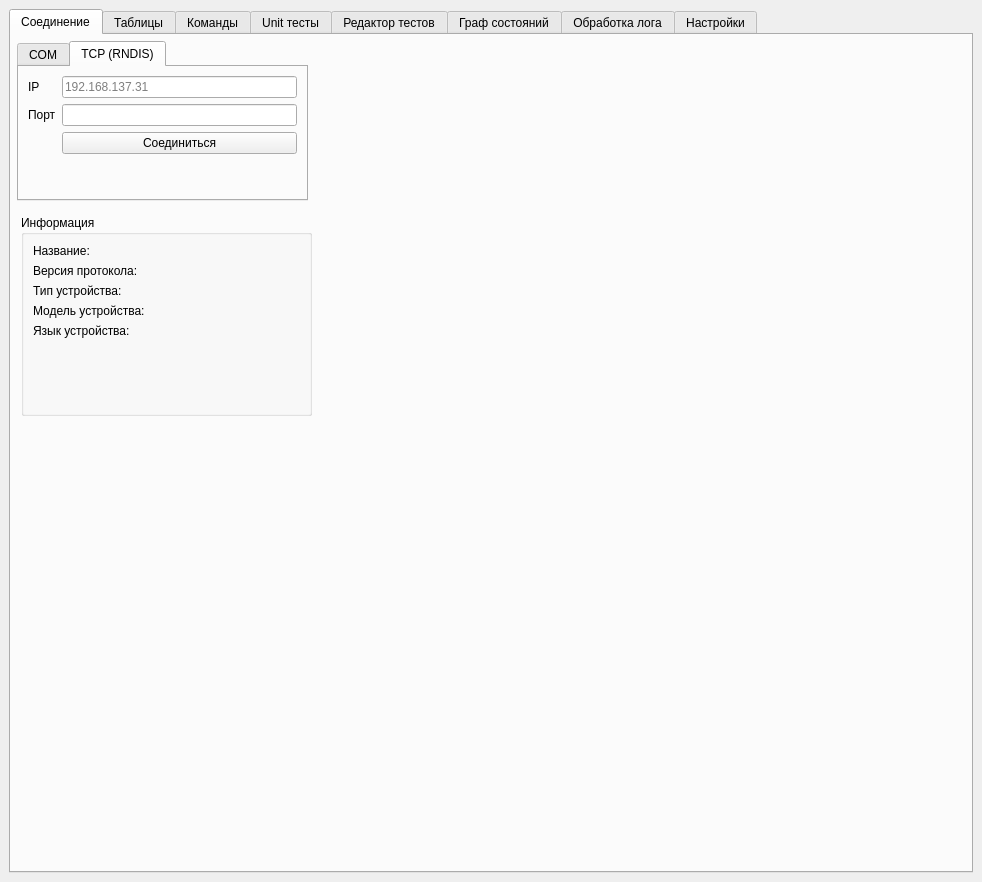
Megaxela/FRTester, file ui/mainwindow.ui: the form before one commit.
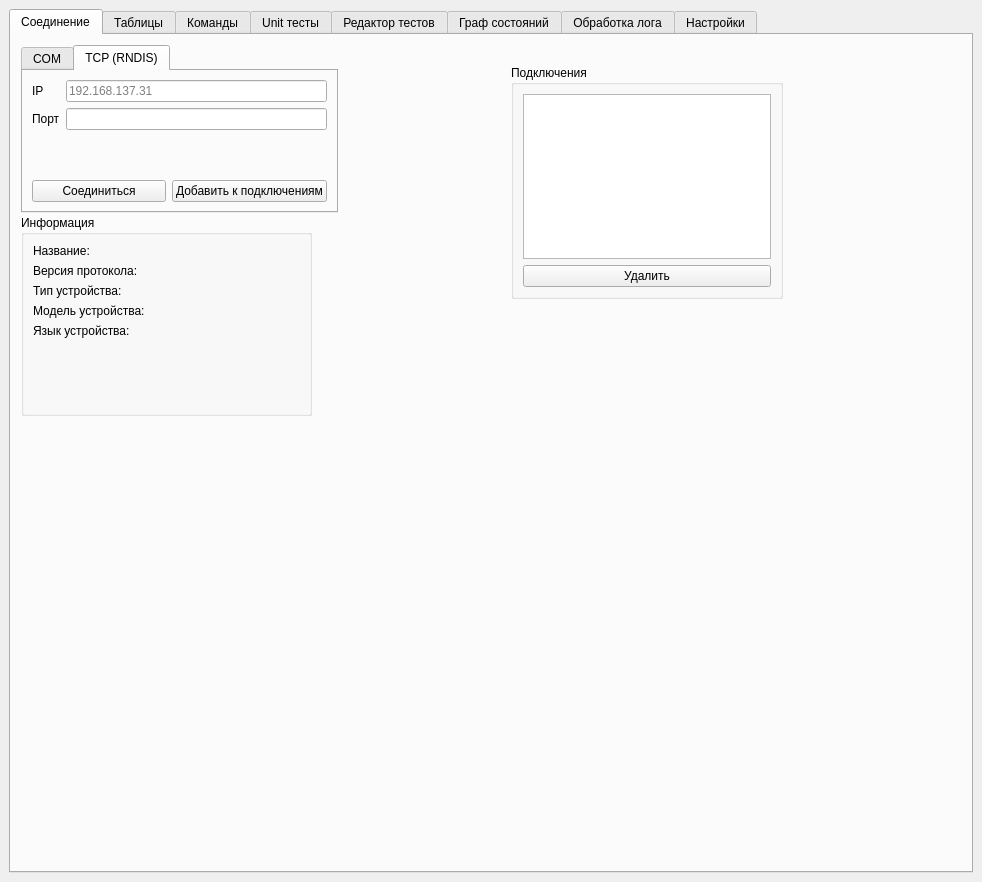
The form after the commit. The open tabs and pages were chosen to show the change. Custom widgets are drawn as their Qt base class.

```diff
--- a/ui/mainwindow.ui
+++ b/ui/mainwindow.ui
@@ -30,10 +30,10 @@
        <widget class="QTabWidget" name="connectionTabWidget">
         <property name="geometry">
          <rect>
-          <x>6</x>
-          <y>6</y>
-          <width>291</width>
-          <height>160</height>
+          <x>10</x>
+          <y>10</y>
+          <width>317</width>
+          <height>168</height>
          </rect>
         </property>
         <property name="currentIndex">
@@ -85,7 +85,7 @@
          <attribute name="title">
           <string>TCP (RNDIS)</string>
          </attribute>
-         <layout class="QHBoxLayout" name="horizontalLayout_11">
+         <layout class="QVBoxLayout" name="verticalLayout_38">
           <item>
            <layout class="QFormLayout" name="formLayout_3">
             <item row="0" column="0">
@@ -119,13 +119,24 @@
               </property>
              </widget>
             </item>
-            <item row="2" column="1">
+           </layout>
+          </item>
+          <item>
+           <layout class="QHBoxLayout" name="horizontalLayout_43">
+            <item>
              <widget class="QPushButton" name="connectionTCPConnectPushButton">
               <property name="text">
                <string>Соединиться</string>
               </property>
              </widget>
             </item>
+            <item>
+             <widget class="QPushButton" name="connectionTCPAddConnectionPushButton">
+              <property name="text">
+               <string>Добавить к подключениям</string>
+              </property>
+             </widget>
+            </item>
            </layout>
           </item>
          </layout>
@@ -220,6 +231,31 @@
          </item>
         </layout>
        </widget>
+       <widget class="QGroupBox" name="groupBox_24">
+        <property name="geometry">
+         <rect>
+          <x>500</x>
+          <y>30</y>
+          <width>272</width>
+          <height>234</height>
+         </rect>
+        </property>
+        <property name="title">
+         <string>Подключения</string>
+        </property>
+        <layout class="QVBoxLayout" name="verticalLayout_37">
+         <item>
+          <widget class="QConnectionsListWidget" name="connectionConnectionsListWidget"/>
+         </item>
+         <item>
+          <widget class="QPushButton" name="pushButton_4">
+           <property name="text">
+            <string>Удалить</string>
+           </property>
+          </widget>
+         </item>
+        </layout>
+       </widget>
       </widget>
       <widget class="QWidget" name="tablesTab">
        <attribute name="title">
@@ -3346,6 +3382,11 @@
    <extends>QListWidget</extends>
    <header>Windows/Widgets/QManualTestsListWidget.h</header>
   </customwidget>
+  <customwidget>
+   <class>QConnectionsListWidget</class>
+   <extends>QListWidget</extends>
+   <header location="global">Windows/Widgets/QConnectionsListWidget.h</header>
+  </customwidget>
  </customwidgets>
  <resources/>
  <connections/>
```
Left out of the diff: 17 changed lines with no effect on the pictures.
